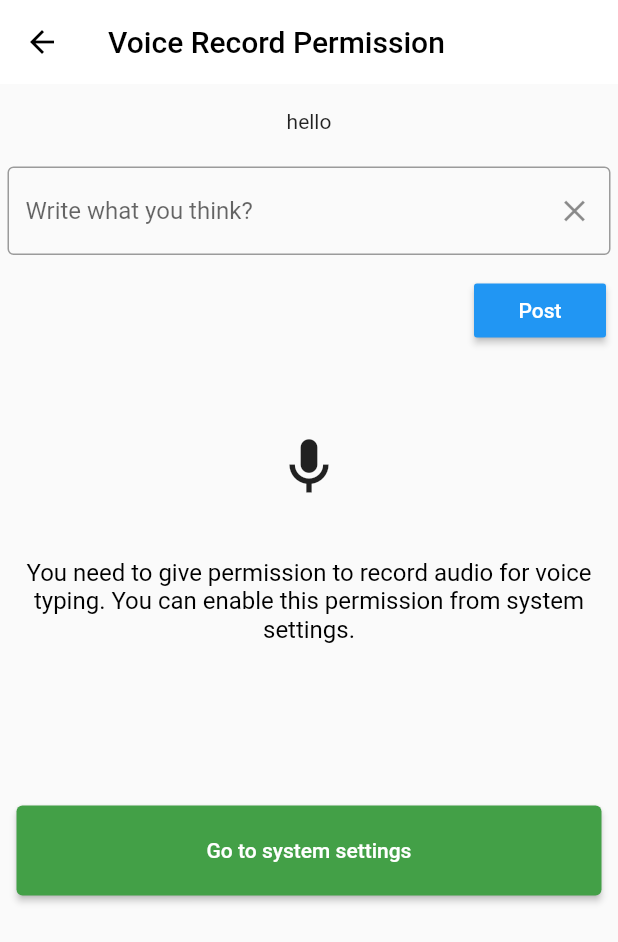
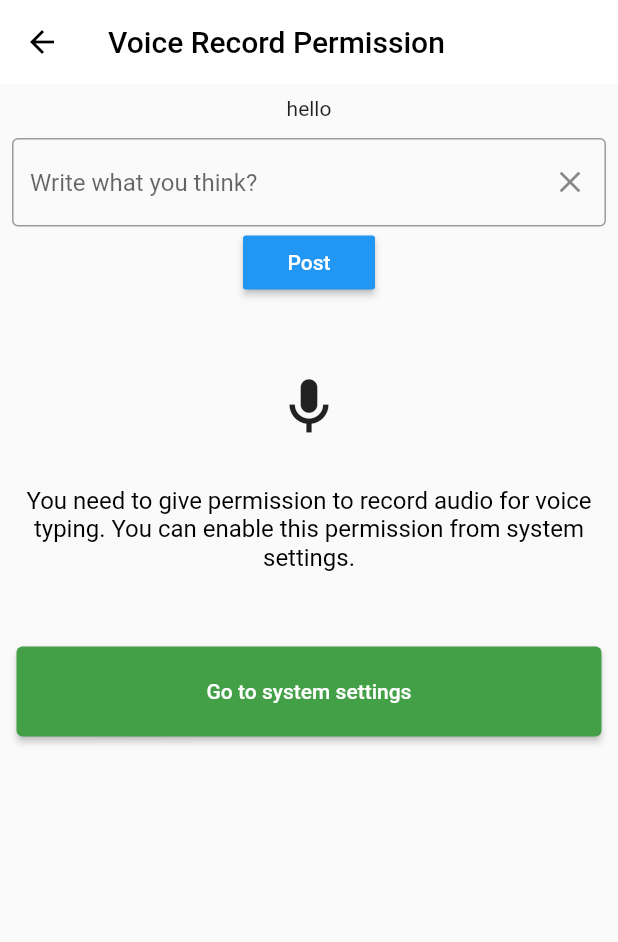
Before and after one commit to Somrat-H/bus_pass, a Flutter app: the screen it shows after launch, after a tap on "Next Page", on a phone screen of 412 x 824 dp. Shown: the top 942 px of the screen. Run offline on Flutter 3.47's test engine with Material 2 defaults, Android fonts, the phone set to English and light mode, and no system bars.

Commit message:
code clean

```diff
--- a/lib/copy_page.dart
+++ b/lib/copy_page.dart
@@ -25,27 +25,15 @@ class _CopyPageState extends State<CopyPage> {
         ),
       ),
       body: SingleChildScrollView(
+        child: Padding(
+          padding: const EdgeInsets.all(8.0),
           child: Column(
             children: [
-            Column(
-              children:  [
-                SizedBox(
-                  height: 50,
-                  width: 100,
-              child:  Expanded(
-                  child: Center(child: Text(userPost),
-                  )
+              Center(
+                child: Text(userPost),
               ),
-                ),
-              ],
-            ),
-            Column(
-              crossAxisAlignment: CrossAxisAlignment.end,
-              mainAxisAlignment: MainAxisAlignment.center,
-              children: [
-                Padding(
-                    padding: const EdgeInsets.all(5),
-                    child: TextField(
+              const SizedBox(height: 12),
+              TextField(
                 controller: textController,
                 decoration: InputDecoration(
                   hintText: 'Write what you think?',
@@ -54,43 +42,35 @@ class _CopyPageState extends State<CopyPage> {
                     onPressed: () {
                       textController.clear();
                     },
-                                icon: const Icon(Icons.clear))))),
-                 Padding(padding: const EdgeInsets.all(8)   ,
-               child: MaterialButton(
-                 onPressed: (){
+                    icon: const Icon(Icons.clear),
+                  ),
+                ),
+              ),
+              MaterialButton(
+                onPressed: () {
                   setState(() {
                     userPost = textController.text;
                   });
                 },
                 color: Colors.blue,
-                child: const Text('Post', style: TextStyle(color: Colors.white),),
-
+                child: const Text(
+                  'Post',
+                  style: TextStyle(color: Colors.white),
                 ),
-                 ),
-
-              ],
               ),
               const SizedBox(
                 height: 50,
               ),
-            Column(
-              children: const [
-                Center(
+              const Center(
                 child: Icon(
                   Icons.mic_outlined,
                   size: 45,
                 ),
-                )
-              ],
               ),
               const SizedBox(
                 height: 30,
               ),
-            Column(
-              children: const [
-                Padding(
-                    padding: EdgeInsets.all(8),
-                    child: Center(
+              const Center(
                 child: Text(
                   'You need to give permission to record audio for voice typing. You can enable this permission from system settings.',
                   style: TextStyle(
@@ -99,29 +79,24 @@ class _CopyPageState extends State<CopyPage> {
                   ),
                   textAlign: TextAlign.center,
                 ),
-                    ))
-              ],
               ),
               const SizedBox(
-              height: 100,
+                height: 50,
               ),
-            Column(
-              children: [
               Center(
                 child: SizedBox(
                   height: 60,
                   width: 390,
                   child: ElevatedButton(
                     style: ElevatedButton.styleFrom(
-                          backgroundColor: Colors.green.shade600),
+                        primary: Colors.green.shade600),
                     onPressed: () {},
                     child: const Text('Go to system settings'),
                   ),
                 ),
-                )
+              ),
             ],
-            )
-          ],
+          ),
         ),
       ),
     );
--- a/lib/home_page.dart
+++ b/lib/home_page.dart
@@ -63,16 +63,19 @@ class _HomePageState extends State<HomePage> {
                     width: 300,
                     child: ElevatedButton(
                       style: ElevatedButton.styleFrom(
-                            backgroundColor: Colors.green.shade600),
+                          primary: Colors.green.shade600),
                       onPressed: () {
                         Navigator.push(
                           context,
                           MaterialPageRoute(
-                                  builder: (context) => const CopyPage()));
+                            builder: (context) => const CopyPage(),
+                          ),
+                        );
                       },
                       child: const Text(
                         'Next Page',
-                        )),
+                      ),
+                    ),
                   ),
                 ),
               ],
--- a/pubspec.yaml
+++ b/pubspec.yaml
@@ -20,7 +20,7 @@ publish_to: 'none' # Remove this line if you wish to publish to pub.dev
 version: 1.0.0+1
 
 environment:
-  sdk: '>=2.19.0-30.0.dev <3.0.0'
+  sdk: ">=2.17.5 <3.0.0"
 
 # Dependencies specify other packages that your package needs in order to work.
 # To automatically upgrade your package dependencies to the latest versions
```
Also changed, not shown: pubspec.lock. Lines whose indentation alone changed are shown as unchanged.
